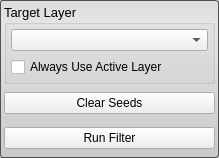
Before: the Qt Designer form src/Interface/ToolInterface/NeighborhoodConnectedFilterInterface.ui in SCIInstitute/Seg3D, drawn with Qt 5.
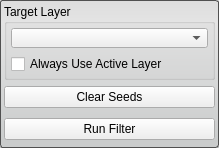
After: the same form once the commit is applied.

```diff
--- a/src/Interface/ToolInterface/NeighborhoodConnectedFilterInterface.ui
+++ b/src/Interface/ToolInterface/NeighborhoodConnectedFilterInterface.ui
@@ -7,7 +7,7 @@
     <x>0</x>
     <y>0</y>
     <width>219</width>
-    <height>158</height>
+    <height>148</height>
    </rect>
   </property>
   <property name="sizePolicy">
@@ -47,11 +47,6 @@
    </property>
    <item>
     <widget class="QGroupBox" name="target_groupbox_">
-     <property name="font">
-      <font>
-       <pointsize>10</pointsize>
-      </font>
-     </property>
      <property name="title">
       <string>Target Layer</string>
      </property>
@@ -70,10 +65,25 @@
        </widget>
       </item>
       <item>
-       <widget class="QCheckBox" name="use_active_layer_">
-        <property name="text">
-         <string>Always Use Active Layer</string>
+       <widget class="QWidget" name="widget_3" native="true">
+        <property name="minimumSize">
+         <size>
+          <width>0</width>
+          <height>20</height>
+         </size>
         </property>
+        <layout class="QHBoxLayout" name="horizontalLayout_3">
+         <property name="margin">
+          <number>0</number>
+         </property>
+         <item>
+          <widget class="QCheckBox" name="use_active_layer_">
+           <property name="text">
+            <string>Always Use Active Layer</string>
+           </property>
+          </widget>
+         </item>
+        </layout>
        </widget>
       </item>
      </layout>
@@ -84,7 +94,13 @@
      <property name="minimumSize">
       <size>
        <width>0</width>
-       <height>32</height>
+       <height>30</height>
+      </size>
+     </property>
+     <property name="maximumSize">
+      <size>
+       <width>16777215</width>
+       <height>30</height>
       </size>
      </property>
      <layout class="QHBoxLayout" name="horizontalLayout_2">
@@ -115,13 +131,13 @@
      <property name="minimumSize">
       <size>
        <width>0</width>
-       <height>32</height>
+       <height>30</height>
       </size>
      </property>
      <property name="maximumSize">
       <size>
        <width>16777215</width>
-       <height>32</height>
+       <height>30</height>
       </size>
      </property>
      <layout class="QHBoxLayout" name="horizontalLayout">
```
